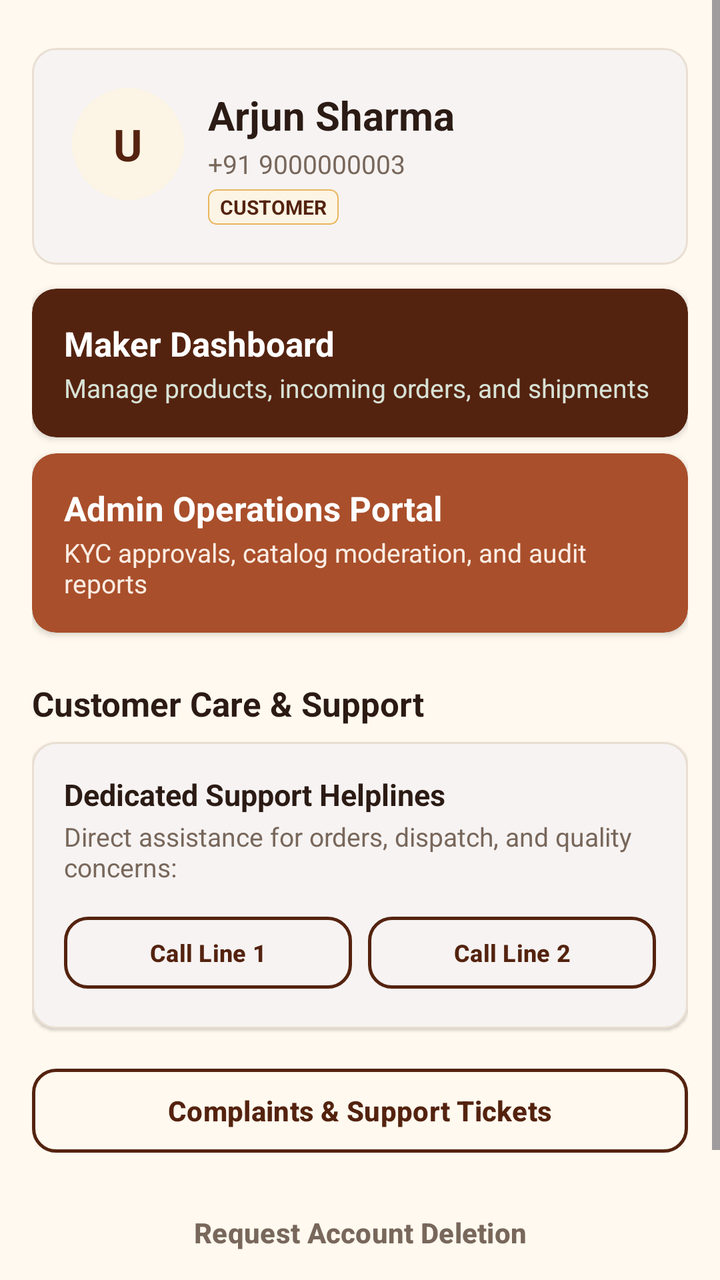
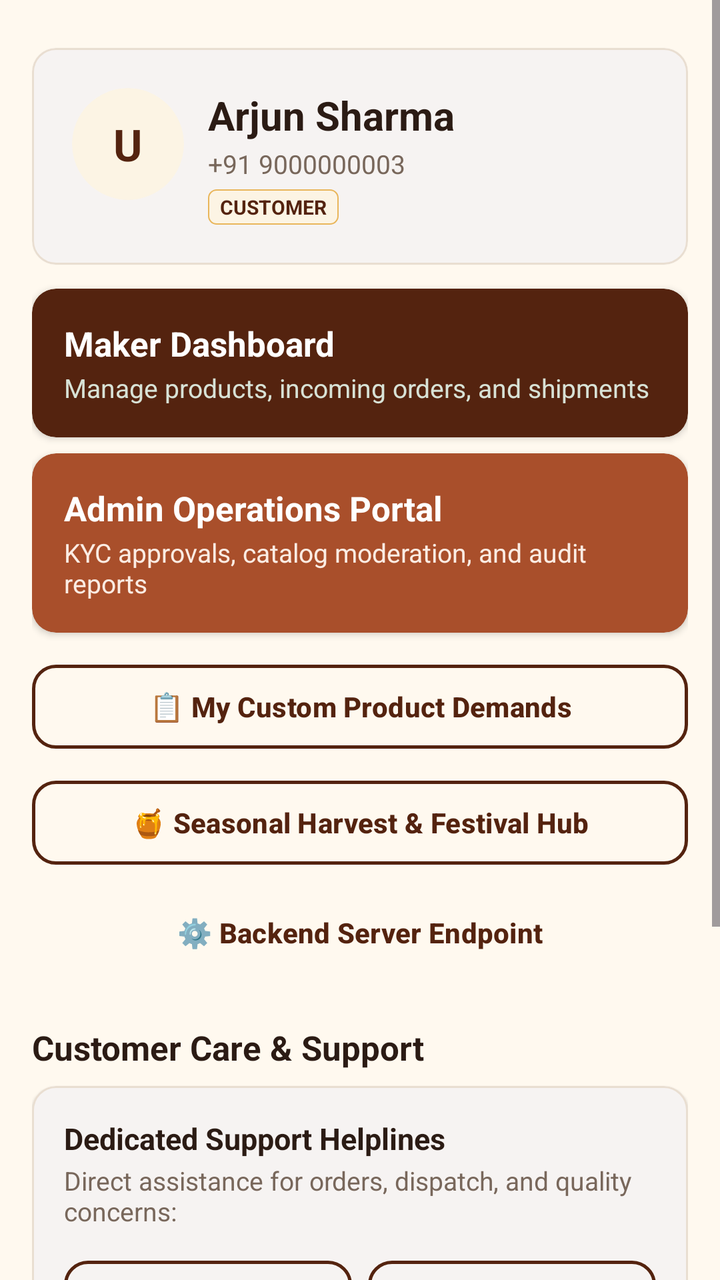

An Android layout rendered at two revisions. The XML below is the earlier revision; the diff shows what the commit changed to produce the second picture.
<!-- AndroidManifest.xml: application theme Theme.MOOLA -->
<!-- res/layout/fragment_profile.xml -->
<?xml version="1.0" encoding="utf-8"?>
<ScrollView xmlns:android="http://schemas.android.com/apk/res/android"
    xmlns:app="http://schemas.android.com/apk/res-auto"
    android:layout_width="match_parent"
    android:layout_height="match_parent"
    android:background="@color/moola_cream"
    android:fillViewport="true">

    <LinearLayout
        android:layout_width="match_parent"
        android:layout_height="wrap_content"
        android:orientation="vertical"
        android:padding="@dimen/spacing_base"
        android:paddingBottom="@dimen/spacing_3xl">

        
        <com.google.android.material.card.MaterialCardView
            android:layout_width="match_parent"
            android:layout_height="wrap_content"
            android:layout_marginTop="@dimen/spacing_sm"
            app:cardBackgroundColor="@color/moola_white"
            app:cardCornerRadius="@dimen/radius_md"
            app:cardElevation="1dp"
            app:strokeColor="@color/moola_sandstone_border"
            app:strokeWidth="1dp">

            <LinearLayout
                android:layout_width="match_parent"
                android:layout_height="wrap_content"
                android:orientation="horizontal"
                android:padding="@dimen/spacing_lg">

                <com.google.android.material.card.MaterialCardView
                    android:layout_width="56dp"
                    android:layout_height="56dp"
                    app:cardBackgroundColor="@color/moola_forest_green_subtle"
                    app:cardCornerRadius="28dp"
                    app:cardElevation="0dp"
                    app:strokeWidth="0dp">

                    <TextView
                        android:id="@+id/tvProfileInitials"
                        android:layout_width="match_parent"
                        android:layout_height="match_parent"
                        android:gravity="center"
                        android:text="U"
                        android:textColor="@color/moola_forest_green"
                        android:textSize="22sp"
                        android:textStyle="bold" />
                </com.google.android.material.card.MaterialCardView>

                <LinearLayout
                    android:layout_width="0dp"
                    android:layout_height="wrap_content"
                    android:layout_marginStart="@dimen/spacing_md"
                    android:layout_weight="1"
                    android:orientation="vertical">

                    <TextView
                        android:id="@+id/tvProfileName"
                        android:layout_width="wrap_content"
                        android:layout_height="wrap_content"
                        android:text="Arjun Sharma"
                        android:textColor="@color/moola_charcoal"
                        android:textSize="@dimen/text_lg"
                        android:textStyle="bold" />

                    <TextView
                        android:id="@+id/tvProfilePhone"
                        android:layout_width="wrap_content"
                        android:layout_height="wrap_content"
                        android:layout_marginTop="2dp"
                        android:text="+91 9000000003"
                        android:textColor="@color/moola_charcoal_secondary"
                        android:textSize="@dimen/text_sm" />

                    <TextView
                        android:id="@+id/tvProfileRoleBadge"
                        android:layout_width="wrap_content"
                        android:layout_height="wrap_content"
                        android:layout_marginTop="@dimen/spacing_xs"
                        android:background="@drawable/bg_tag_organic"
                        android:text="CUSTOMER"
                        android:textColor="@color/moola_forest_green"
                        android:textSize="10sp"
                        android:textStyle="bold" />
                </LinearLayout>
            </LinearLayout>
        </com.google.android.material.card.MaterialCardView>

        
        <com.google.android.material.card.MaterialCardView
            android:id="@+id/cardSellerPortalEntry"
            android:layout_width="match_parent"
            android:layout_height="wrap_content"
            android:layout_marginTop="@dimen/spacing_md"
            android:clickable="true"
            android:focusable="true"
            android:foreground="?attr/selectableItemBackground"
            app:cardBackgroundColor="@color/moola_forest_green"
            app:cardCornerRadius="@dimen/radius_md"
            app:cardElevation="2dp"
            app:strokeWidth="0dp">

            <LinearLayout
                android:layout_width="match_parent"
                android:layout_height="wrap_content"
                android:orientation="vertical"
                android:padding="@dimen/spacing_base">

                <TextView
                    android:layout_width="wrap_content"
                    android:layout_height="wrap_content"
                    android:text="Maker Dashboard"
                    android:textColor="@color/moola_white"
                    android:textSize="@dimen/text_md"
                    android:textStyle="bold" />

                <TextView
                    android:layout_width="wrap_content"
                    android:layout_height="wrap_content"
                    android:layout_marginTop="2dp"
                    android:text="Manage products, incoming orders, and shipments"
                    android:textColor="#D8E2D6"
                    android:textSize="@dimen/text_sm" />
            </LinearLayout>
        </com.google.android.material.card.MaterialCardView>

        <com.google.android.material.card.MaterialCardView
            android:id="@+id/cardAdminPortalEntry"
            android:layout_width="match_parent"
            android:layout_height="wrap_content"
            android:layout_marginTop="@dimen/spacing_sm"
            android:clickable="true"
            android:focusable="true"
            android:foreground="?attr/selectableItemBackground"
            app:cardBackgroundColor="@color/moola_terracotta"
            app:cardCornerRadius="@dimen/radius_md"
            app:cardElevation="2dp"
            app:strokeWidth="0dp">

            <LinearLayout
                android:layout_width="match_parent"
                android:layout_height="wrap_content"
                android:orientation="vertical"
                android:padding="@dimen/spacing_base">

                <TextView
                    android:layout_width="wrap_content"
                    android:layout_height="wrap_content"
                    android:text="Admin Operations Portal"
                    android:textColor="@color/moola_white"
                    android:textSize="@dimen/text_md"
                    android:textStyle="bold" />

                <TextView
                    android:layout_width="wrap_content"
                    android:layout_height="wrap_content"
                    android:layout_marginTop="2dp"
                    android:text="KYC approvals, catalog moderation, and audit reports"
                    android:textColor="#FBECE3"
                    android:textSize="@dimen/text_sm" />
            </LinearLayout>
        </com.google.android.material.card.MaterialCardView>

        
        <TextView
            android:layout_width="wrap_content"
            android:layout_height="wrap_content"
            android:layout_marginTop="@dimen/spacing_xl"
            android:text="Customer Care &amp; Support"
            android:textColor="@color/moola_charcoal"
            android:textSize="@dimen/text_md"
            android:textStyle="bold" />

        <com.google.android.material.card.MaterialCardView
            android:layout_width="match_parent"
            android:layout_height="wrap_content"
            android:layout_marginTop="@dimen/spacing_sm"
            app:cardBackgroundColor="@color/moola_white"
            app:cardCornerRadius="@dimen/radius_md"
            app:cardElevation="1dp"
            app:strokeColor="@color/moola_sandstone_border"
            app:strokeWidth="1dp">

            <LinearLayout
                android:layout_width="match_parent"
                android:layout_height="wrap_content"
                android:orientation="vertical"
                android:padding="@dimen/spacing_base">

                <TextView
                    android:layout_width="wrap_content"
                    android:layout_height="wrap_content"
                    android:text="Dedicated Support Helplines"
                    android:textColor="@color/moola_charcoal"
                    android:textSize="@dimen/text_base"
                    android:textStyle="bold" />

                <TextView
                    android:layout_width="wrap_content"
                    android:layout_height="wrap_content"
                    android:layout_marginTop="2dp"
                    android:text="Direct assistance for orders, dispatch, and quality concerns:"
                    android:textColor="@color/moola_charcoal_secondary"
                    android:textSize="@dimen/text_sm" />

                <LinearLayout
                    android:layout_width="match_parent"
                    android:layout_height="wrap_content"
                    android:layout_marginTop="@dimen/spacing_md"
                    android:orientation="horizontal">

                    <com.google.android.material.button.MaterialButton
                        android:id="@+id/btnHelpline1"
                        style="@style/Widget.MOOLA.Button.Outlined"
                        android:layout_width="0dp"
                        android:layout_height="44dp"
                        android:layout_marginEnd="@dimen/spacing_xs"
                        android:layout_weight="1"
                        android:text="Call Line 1"
                        android:textSize="12sp" />

                    <com.google.android.material.button.MaterialButton
                        android:id="@+id/btnHelpline2"
                        style="@style/Widget.MOOLA.Button.Outlined"
                        android:layout_width="0dp"
                        android:layout_height="44dp"
                        android:layout_marginStart="@dimen/spacing_xs"
                        android:layout_weight="1"
                        android:text="Call Line 2"
                        android:textSize="12sp" />
                </LinearLayout>
            </LinearLayout>
        </com.google.android.material.card.MaterialCardView>

        
        <com.google.android.material.button.MaterialButton
            android:id="@+id/btnComplaintsHub"
            style="@style/Widget.MOOLA.Button.Outlined"
            android:layout_width="match_parent"
            android:layout_height="50dp"
            android:layout_marginTop="@dimen/spacing_base"
            android:text="Complaints &amp; Support Tickets" />

        
        <com.google.android.material.button.MaterialButton
            android:id="@+id/btnAccountDeletion"
            style="@style/Widget.Material3.Button.TextButton"
            android:layout_width="match_parent"
            android:layout_height="48dp"
            android:layout_marginTop="@dimen/spacing_md"
            android:text="Request Account Deletion"
            android:textColor="@color/moola_charcoal_secondary" />

        
        <com.google.android.material.button.MaterialButton
            android:id="@+id/btnLogout"
            style="@style/Widget.Material3.Button.TextButton"
            android:layout_width="match_parent"
            android:layout_height="48dp"
            android:layout_marginTop="@dimen/spacing_sm"
            android:text="Log Out"
            android:textColor="@color/moola_error" />

    </LinearLayout>
</ScrollView>
<!-- resources referenced by this layout -->
<resources>
  <color name="moola_charcoal">#2B1B14</color>
  <color name="moola_charcoal_secondary">#78675B</color>
  <color name="moola_cream">#FFF9EF</color>
  <color name="moola_error">#BA2D1D</color>
  <color name="moola_forest_green">#54230F</color>
  <color name="moola_forest_green_subtle">#FCF4E4</color>
  <color name="moola_sandstone_border">#E9DED1</color>
  <color name="moola_terracotta">#A94F2B</color>
  <color name="moola_white">#FFFFFF</color>
  <dimen name="radius_md">12dp</dimen>
  <dimen name="spacing_3xl">48dp</dimen>
  <dimen name="spacing_base">16dp</dimen>
  <dimen name="spacing_lg">20dp</dimen>
  <dimen name="spacing_md">12dp</dimen>
  <dimen name="spacing_sm">8dp</dimen>
  <dimen name="spacing_xl">24dp</dimen>
  <dimen name="spacing_xs">4dp</dimen>
  <dimen name="text_base">15sp</dimen>
  <dimen name="text_lg">20sp</dimen>
  <dimen name="text_md">17sp</dimen>
  <dimen name="text_sm">13sp</dimen>
  <!-- drawable bg_tag_organic (drawable) -->
  <?xml version="1.0" encoding="utf-8"?>
  <shape xmlns:android="http://schemas.android.com/apk/res/android"
      android:shape="rectangle">
      <solid android:color="@color/moola_golden_subtle" />
      <stroke android:width="0.75dp" android:color="@color/moola_golden_accent" />
      <corners android:radius="@dimen/radius_xs" />
      <padding
          android:left="6dp"
          android:top="2dp"
          android:right="6dp"
          android:bottom="2dp" />
  </shape>
  <style name="Widget.MOOLA.Button.Outlined" parent="Widget.Material3.Button.OutlinedButton">
          <item name="strokeColor">@color/moola_primary_brown</item>
          <item name="strokeWidth">1.5dp</item>
          <item name="android:textColor">@color/moola_primary_brown</item>
          <item name="cornerRadius">@dimen/radius_md</item>
          <item name="android:textAllCaps">false</item>
          <item name="android:minHeight">@dimen/button_height</item>
          <item name="android:textStyle">bold</item>
      </style>
  <color name="moola_golden_subtle">#FCF4E4</color>
  <color name="moola_golden_accent">#E9B65B</color>
  <dimen name="radius_xs">4dp</dimen>
  <color name="moola_primary_brown">#54230F</color>
  <dimen name="button_height">52dp</dimen>
  <color name="moola_deep_chocolate">#351609</color>
  <color name="moola_honey_amber">#D99124</color>
  <color name="moola_card_surface">#FFFFFF</color>
  <color name="moola_primary_text">#2B1B14</color>
  <color name="moola_cream_surface">#FDF6EB</color>
  <style name="Widget.MOOLA.Card" parent="Widget.Material3.CardView.Filled">
          <item name="cardBackgroundColor">@color/moola_card_surface</item>
          <item name="cardCornerRadius">@dimen/radius_md</item>
          <item name="cardElevation">1dp</item>
          <item name="strokeColor">@color/moola_subtle_border</item>
          <item name="strokeWidth">1dp</item>
      </style>
  <style name="Widget.MOOLA.Button" parent="Widget.Material3.Button">
          <item name="backgroundTint">@color/moola_primary_brown</item>
          <item name="android:textColor">@color/moola_cream</item>
          <item name="cornerRadius">@dimen/radius_md</item>
          <item name="android:textAllCaps">false</item>
          <item name="android:minHeight">@dimen/button_height</item>
          <item name="android:textStyle">bold</item>
      </style>
  <color name="moola_subtle_border">#E9DED1</color>
  <!-- unchanged entries left out for length: 1 -->
</resources>

<!-- the commit's change to res/layout/fragment_profile.xml (unified diff, before → after) -->
@@ -164,6 +164,32 @@
         </com.google.android.material.card.MaterialCardView>
 
         
+        <com.google.android.material.button.MaterialButton
+            android:id="@+id/btnProfileCustomRequests"
+            style="@style/Widget.MOOLA.Button.Outlined"
+            android:layout_width="match_parent"
+            android:layout_height="50dp"
+            android:layout_marginTop="@dimen/spacing_md"
+            android:text="📋 My Custom Product Demands" />
+
+        <com.google.android.material.button.MaterialButton
+            android:id="@+id/btnProfileSeasonalCampaigns"
+            style="@style/Widget.MOOLA.Button.Outlined"
+            android:layout_width="match_parent"
+            android:layout_height="50dp"
+            android:layout_marginTop="@dimen/spacing_sm"
+            android:text="🍯 Seasonal Harvest &amp; Festival Hub" />
+
+        <com.google.android.material.button.MaterialButton
+            android:id="@+id/btnProfileServerUrl"
+            style="@style/Widget.Material3.Button.TextButton"
+            android:layout_width="match_parent"
+            android:layout_height="44dp"
+            android:layout_marginTop="@dimen/spacing_sm"
+            android:text="⚙️ Backend Server Endpoint"
+            android:textColor="@color/moola_forest_green" />
+
+        
         <TextView
             android:layout_width="wrap_content"
             android:layout_height="wrap_content"
